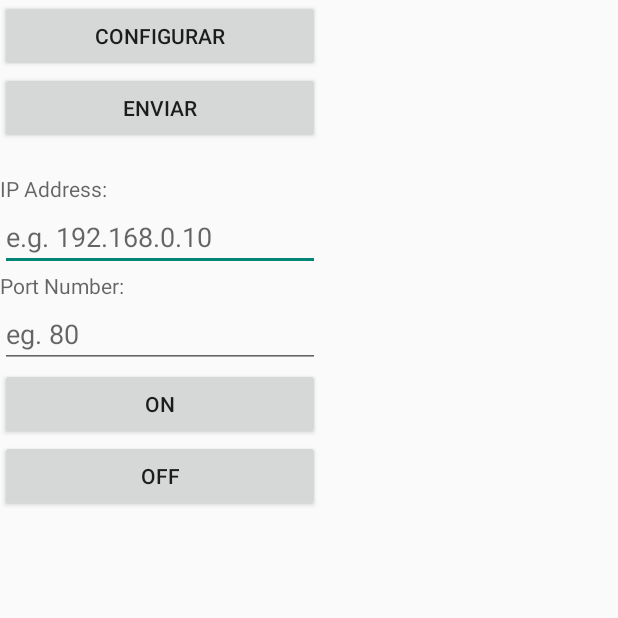
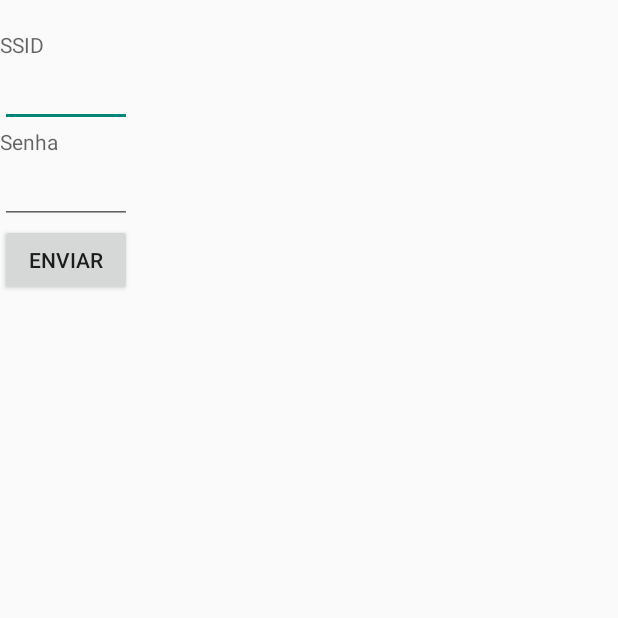
Before and after one commit to camilainetti/app-tom, an Android app: the screen it shows after launch (HomeActivity before the commit, ConfigConn after it), after a tap on "CONFIGURAR", on a phone screen of 412 x 824 dp, the top half of it. Run offline under Robolectric (Android 15) with nearby library versions, the phone set to English and light mode, and no system bars.

Commit message:
Nova atividade para envio da senha e ssid para o esp

```diff
--- a/Android-App-HTTP-Helper-versao-tom/app/src/main/AndroidManifest.xml
+++ b/Android-App-HTTP-Helper-versao-tom/app/src/main/AndroidManifest.xml
@@ -5,7 +5,8 @@
     <uses-permission android:name="android.permission.INTERNET" />
     <uses-permission android:name="android.permission.ACCESS_NETWORK_STATE" />
     <uses-permission android:name="android.permission.ACCESS_WIFI_STATE" />
-    <uses-permission android:name="android.permission.CHANGE_WIFI_STATE"/>
+    <uses-permission android:name="android.permission.CHANGE_WIFI_STATE" />
+
     <application
         android:allowBackup="true"
         android:icon="@drawable/ic_launcher"
@@ -20,6 +21,8 @@
                 <category android:name="android.intent.category.LAUNCHER" />
             </intent-filter>
         </activity>
+        <activity android:name=".ConfigConn" >
+        </activity>
     </application>
 
 </manifest>
--- /dev/null
+++ b/Android-App-HTTP-Helper-versao-tom/app/src/main/java/com/allaboutee/httphelper/ConfigConn.java
@@ -0,0 +1,67 @@
+package com.allaboutee.httphelper;
+
+import android.app.Activity;
+import android.app.AlertDialog;
+import android.content.Context;
+import android.content.Intent;
+import android.net.wifi.WifiManager;
+import android.os.AsyncTask;
+import android.support.v7.app.ActionBarActivity;
+import android.os.Bundle;
+import android.view.View;
+import android.widget.Button;
+import android.widget.EditText;
+
+import org.apache.http.HttpResponse;
+import org.apache.http.client.ClientProtocolException;
+import org.apache.http.client.HttpClient;
+import org.apache.http.client.methods.HttpGet;
+import org.apache.http.impl.client.DefaultHttpClient;
+
+import java.io.BufferedReader;
+import java.io.IOException;
+import java.io.InputStream;
+import java.io.InputStreamReader;
+import java.net.URI;
+import java.net.URISyntaxException;
+
+public class ConfigConn extends HomeActivity{
+
+    private Button button_SET;
+    private EditText editTextSSID, editTextsenha;
+
+    @Override
+    protected void onCreate(Bundle savedInstanceState) {
+        super.onCreate(savedInstanceState);
+        setContentView(R.layout.activity_config_conn);
+
+        editTextSSID = (EditText)findViewById(R.id.eg_ssid);
+        editTextsenha = (EditText)findViewById(R.id.eg_senha);
+
+        button_SET = (Button)findViewById(R.id.button_SET);
+        button_SET.setOnClickListener(this);
+    }
+    @Override
+    public void onClick(View view) {
+        if (view.getId() == button_SET.getId()) {
+            // get the pin number
+            String parameterValue = "";
+            // get the ip address
+            String ssid = editTextSSID.getText().toString().trim();
+            // get the port number
+            String senha = editTextsenha.getText().toString().trim();
+            parameterValue = ssid+senha;
+            String ipAddress = "192.168.4.1";
+            String portNumber = "80";
+            // execute HTTP request
+            if (ssid.length() > 0 && senha.length() > 0) {
+                new HttpRequestAsyncTask(
+                        view.getContext(), "="+parameterValue, ipAddress, ":"+portNumber, "/?info"
+                ).execute();
+            }
+        }
+
+        Intent intent = new Intent(this, HomeActivity.class);
+        startActivity(intent);
+    }
+}
--- a/Android-App-HTTP-Helper-versao-tom/app/src/main/java/com/allaboutee/httphelper/HomeActivity.java
+++ b/Android-App-HTTP-Helper-versao-tom/app/src/main/java/com/allaboutee/httphelper/HomeActivity.java
@@ -42,7 +42,7 @@ public class HomeActivity extends Activity implements View.OnClickListener {
     public final static String PREF_IP = "PREF_IP_ADDRESS";
     public final static String PREF_PORT = "PREF_PORT_NUMBER";
     // declare buttons and text inputs
-    private Button button_ON,button_OFF,button_Con,button_SET;
+    private Button button_ON,button_OFF,button_Con;
     private EditText editTextIPAddress, editTextPortNumber;
     // shared preferences objects used to save the IP address and port so that the user doesn't have to
     // type them next time he/she opens the app.
@@ -51,6 +51,8 @@ public class HomeActivity extends Activity implements View.OnClickListener {
     private StringBuilder sb = new StringBuilder();
     private TextView tv;
     List<ScanResult> scanList;
+
+
 
     @Override
     protected void onCreate(Bundle savedInstanceState) {
@@ -61,9 +63,9 @@ public class HomeActivity extends Activity implements View.OnClickListener {
 
 
         button_Con = (Button)findViewById(R.id.button_Con);
-        button_SET = (Button)findViewById(R.id.button_SET);
+
         button_Con.setOnClickListener(this);
-        button_SET.setOnClickListener(this);
+
 
         //tv= (TextView)findViewById(R.id.txtWifiNetworks);
         //getWifiNetworksList();
@@ -94,12 +96,8 @@ public class HomeActivity extends Activity implements View.OnClickListener {
     public void onClick(View view) {
         if (view.getId() == button_Con.getId()) {
             connWifiNetwork();
-        }
-        else if (view.getId() == button_SET.getId()) {
-            // execute HTTP request
-            new HttpRequestAsyncTask(
-                        view.getContext(), "", "", "", "httpbin.org/ip"
-                ).execute();
+            Intent intent = new Intent(this, ConfigConn.class);
+            startActivity(intent);
         }
         else {
             // get the pin number
@@ -141,7 +139,7 @@ public class HomeActivity extends Activity implements View.OnClickListener {
      * @param parameterName
      * @return The ip address' reply text, or an ERROR message is it fails to receive one
      */
-    public String sendRequest(String parameterValue, String ipAddress, String portNumber, String parameterName) {
+        public String sendRequest(String parameterValue, String ipAddress, String portNumber, String parameterName) {
         String serverResponse = "ERROR";
 
         try {
@@ -150,6 +148,7 @@ public class HomeActivity extends Activity implements View.OnClickListener {
             // define the URL e.g. http://myIpaddress:myport/?pin=13 (to toggle pin 13 for example)
             //URI website = new URI("http://"+ipAddress+":"+portNumber+"/?"+parameterName+"="+parameterValue);
             URI website = new URI("http://"+ipAddress+portNumber+parameterName+parameterValue);
+            Log.v(TAG, "http://"+ipAddress+portNumber+parameterName+parameterValue);
             HttpGet getRequest = new HttpGet(); // create an HTTP GET object
             getRequest.setURI(website); // set the URL of the GET request
             HttpResponse response = httpclient.execute(getRequest); // execute the request
@@ -185,7 +184,7 @@ public class HomeActivity extends Activity implements View.OnClickListener {
      * An AsyncTask is needed to execute HTTP requests in the background so that they do not
      * block the user interface.
      */
-    private class HttpRequestAsyncTask extends AsyncTask<Void, Void, Void> {
+    public class HttpRequestAsyncTask extends AsyncTask<Void, Void, Void> {
 
         // declare variables needed
         private String requestReply,ipAddress, portNumber;
@@ -247,6 +246,11 @@ public class HomeActivity extends Activity implements View.OnClickListener {
             {
                 alertDialog.show(); // show dialog
             }
+            final WifiManager wifiManager =
+                    (WifiManager)getApplicationContext().getSystemService(Context.WIFI_SERVICE);
+            if(wifiManager.getConnectionInfo().getSSID().contains("Our")){
+                wifiManager.disconnect();
+            }
         }
 
         /**
@@ -268,9 +272,8 @@ public class HomeActivity extends Activity implements View.OnClickListener {
         IntentFilter filter = new IntentFilter();
         filter.addAction(WifiManager.SCAN_RESULTS_AVAILABLE_ACTION);
         final WifiManager wifiManager =
-                (WifiManager)getApplicationContext().getSystemService(Context.WIFI_SERVICE);;
+                (WifiManager)getApplicationContext().getSystemService(Context.WIFI_SERVICE);
         registerReceiver(new BroadcastReceiver() {
-
             @SuppressLint("UseValueOf")
             @Override
             public void onReceive(Context context, Intent intent) {
@@ -291,7 +294,7 @@ public class HomeActivity extends Activity implements View.OnClickListener {
                             WifiConfiguration config = new WifiConfiguration();
                             config.SSID = "\"" + scanList.get(i).SSID + "\"";
                             config.BSSID = scanList.get(i).BSSID;
-                            config.priority = 1;
+                            //config.priority = 0;
                             config.preSharedKey = "\"" + "eutinhaumagalinhaquechamavamariloo2011" + "\"";
                             config.status = WifiConfiguration.Status.ENABLED;
                             int id = wifiManager.addNetwork(config);
--- /dev/null
+++ b/Android-App-HTTP-Helper-versao-tom/app/src/main/res/layout/activity_config_conn.xml
@@ -0,0 +1,43 @@
+<?xml version="1.0" encoding="utf-8"?>
+<ScrollView xmlns:android="http://schemas.android.com/apk/res/android"
+    android:layout_width="fill_parent"
+    android:layout_height="fill_parent"
+    >
+
+    <LinearLayout
+        android:layout_width="wrap_content"
+        android:layout_height="wrap_content"
+        android:orientation="vertical">
+
+        <TextView
+            android:layout_width="match_parent"
+            android:layout_height="match_parent"
+            android:layout_marginTop="20dp"
+            android:hint="@string/ssid"
+            android:id="@+id/ssid" />
+
+        <EditText
+            android:layout_width="match_parent"
+            android:layout_height="match_parent"
+            android:id="@+id/eg_ssid" />
+
+        <TextView
+            android:layout_width="match_parent"
+            android:layout_height="match_parent"
+            android:hint="@string/senha"
+            android:id="@+id/senha" />
+
+        <EditText
+            android:layout_width="match_parent"
+            android:layout_height="match_parent"
+            android:id="@+id/eg_senha" />
+
+        <Button
+            android:layout_width="match_parent"
+            android:layout_height="match_parent"
+            android:text="@string/button_SET"
+            android:id="@+id/button_SET" />
+    </LinearLayout>
+
+
+</ScrollView>
--- a/Android-App-HTTP-Helper-versao-tom/app/src/main/res/layout/activity_home.xml
+++ b/Android-App-HTTP-Helper-versao-tom/app/src/main/res/layout/activity_home.xml
@@ -14,11 +14,7 @@
             android:layout_height="match_parent"
             android:text="@string/button_Con"
             android:id="@+id/button_Con" />
-        <Button
-            android:layout_width="match_parent"
-            android:layout_height="match_parent"
-            android:text="@string/button_SET"
-            android:id="@+id/button_SET" />
+
 
         <TextView
         android:layout_width="match_parent"
--- a/Android-App-HTTP-Helper-versao-tom/app/src/main/res/values/strings.xml
+++ b/Android-App-HTTP-Helper-versao-tom/app/src/main/res/values/strings.xml
@@ -12,5 +12,7 @@
     <string name="button_ON">ON</string>
     <string name="button_Con">Configurar</string>
     <string name="button_SET">Enviar</string>
+    <string name="ssid">SSID</string>
+    <string name="senha">Senha</string>
 
 </resources>
```
